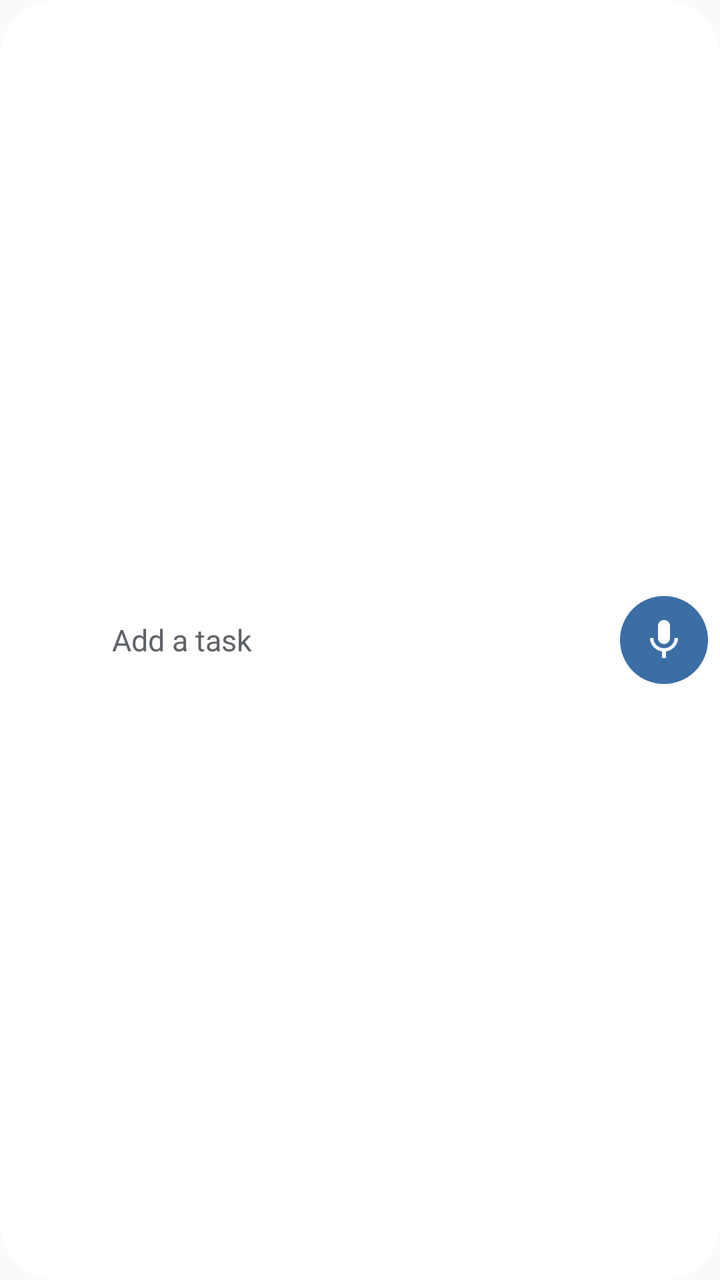
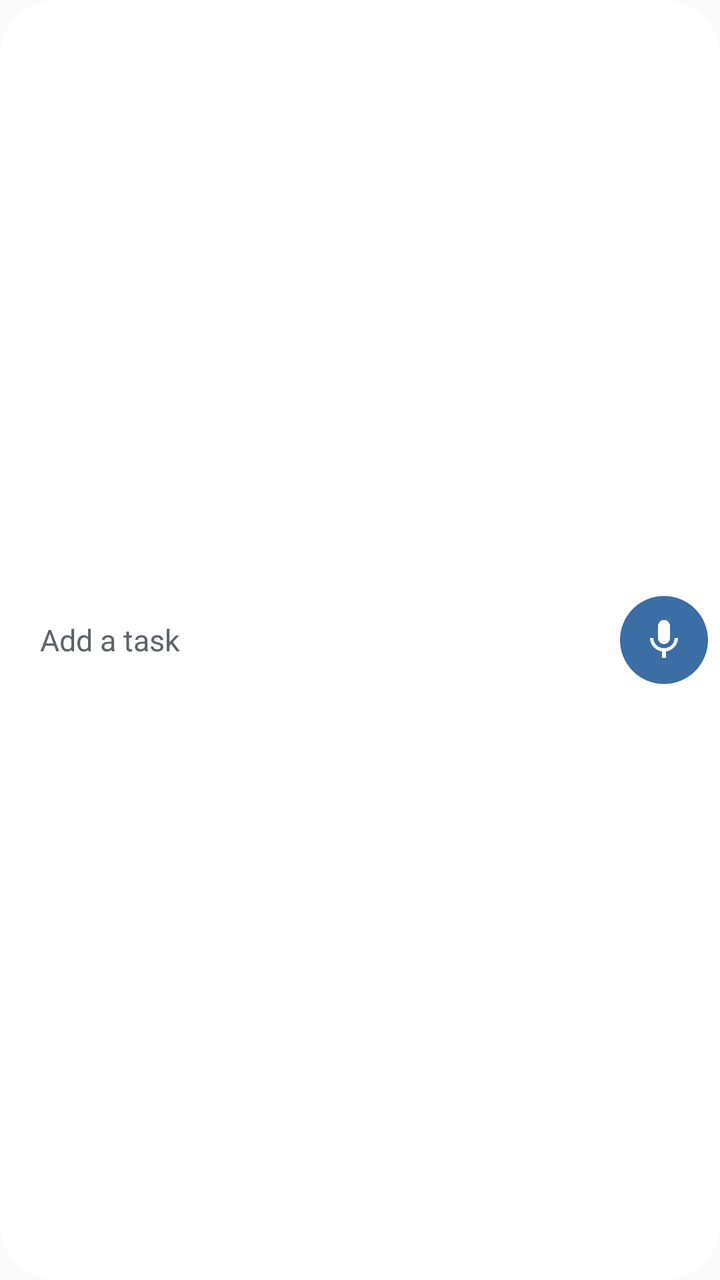

Two renders of the same Android screen: before a commit and after it. Below are the layout's source before the change and the commit's diff.
<!-- AndroidManifest.xml: application theme Theme.VoiceTodo -->
<!-- res/layout/widget_quick_add.xml -->
<?xml version="1.0" encoding="utf-8"?>
<LinearLayout xmlns:android="http://schemas.android.com/apk/res/android"
    android:id="@+id/widget_bar"
    android:layout_width="match_parent"
    android:layout_height="match_parent"
    android:background="@drawable/widget_bg"
    android:gravity="center_vertical"
    android:orientation="horizontal"
    android:paddingStart="10dp"
    android:paddingEnd="6dp">

    <ImageView
        android:layout_width="36dp"
        android:layout_height="36dp"
        android:importantForAccessibility="no"
        android:src="@mipmap/ic_launcher" />

    <TextView
        android:id="@+id/widget_hint"
        android:layout_width="0dp"
        android:layout_height="wrap_content"
        android:layout_weight="1"
        android:ellipsize="end"
        android:paddingStart="10dp"
        android:paddingEnd="8dp"
        android:singleLine="true"
        android:text="@string/widget_hint"
        android:textColor="@color/widget_hint"
        android:textSize="15sp" />

    <ImageView
        android:id="@+id/widget_mic"
        android:layout_width="44dp"
        android:layout_height="44dp"
        android:background="@drawable/widget_mic_bg"
        android:contentDescription="@string/input_hint"
        android:padding="10dp"
        android:src="@drawable/ic_widget_mic" />
</LinearLayout>
<!-- resources referenced by this layout -->
<resources>
  <color name="widget_hint">#5F6368</color>
  <!-- drawable ic_widget_mic (drawable) -->
  <?xml version="1.0" encoding="utf-8"?>
  <vector xmlns:android="http://schemas.android.com/apk/res/android"
      android:width="24dp"
      android:height="24dp"
      android:viewportWidth="24"
      android:viewportHeight="24">
      <path
          android:fillColor="#FFFFFF"
          android:pathData="M12,14c1.66,0 2.99,-1.34 2.99,-3L15,5c0,-1.66 -1.34,-3 -3,-3S9,3.34 9,5v6c0,1.66 1.34,3 3,3zM17.3,11c0,3 -2.54,5.1 -5.3,5.1S6.7,14 6.7,11L5,11c0,3.41 2.72,6.23 6,6.72L11,21h2v-3.28c3.28,-0.48 6,-3.3 6,-6.72h-1.7z" />
  </vector>
  <!-- drawable widget_bg (drawable) -->
  <?xml version="1.0" encoding="utf-8"?>
  <shape xmlns:android="http://schemas.android.com/apk/res/android">
      <solid android:color="@color/widget_bg" />
      <corners android:radius="28dp" />
  </shape>
  <!-- drawable widget_mic_bg (drawable) -->
  <?xml version="1.0" encoding="utf-8"?>
  <shape xmlns:android="http://schemas.android.com/apk/res/android" android:shape="oval">
      <solid android:color="#3A6EA5" />
  </shape>
  <!-- mipmap ic_launcher (mipmap-anydpi-v26) -->
  <?xml version="1.0" encoding="utf-8"?>
  <adaptive-icon xmlns:android="http://schemas.android.com/apk/res/android">
      <background android:drawable="@drawable/ic_launcher_background" />
      <foreground android:drawable="@mipmap/ic_launcher_foreground" />
  </adaptive-icon>
  <string name="input_hint">Type a task, or hold to talk</string>
  <string name="widget_hint">Add a task</string>
  <style name="Theme.VoiceTodo" parent="Theme.AppCompat.DayNight.NoActionBar" />
  <color name="widget_bg">#EBFFFFFF</color>
  <!-- drawable ic_launcher_background (drawable) -->
  <?xml version="1.0" encoding="utf-8"?>
  <shape xmlns:android="http://schemas.android.com/apk/res/android">
      <solid android:color="#FFFFFF" />
  </shape>
</resources>

<!-- the commit's change to res/layout/widget_quick_add.xml (unified diff, before → after) -->
@@ -6,14 +6,8 @@
     android:background="@drawable/widget_bg"
     android:gravity="center_vertical"
     android:orientation="horizontal"
-    android:paddingStart="10dp"
+    android:paddingStart="20dp"
     android:paddingEnd="6dp">
-
-    <ImageView
-        android:layout_width="36dp"
-        android:layout_height="36dp"
-        android:importantForAccessibility="no"
-        android:src="@mipmap/ic_launcher" />
 
     <TextView
         android:id="@+id/widget_hint"
@@ -21,7 +15,6 @@
         android:layout_height="wrap_content"
         android:layout_weight="1"
         android:ellipsize="end"
-        android:paddingStart="10dp"
         android:paddingEnd="8dp"
         android:singleLine="true"
         android:text="@string/widget_hint"
<!-- resource entries referenced after the edit -->
@@ -23,20 +23,9 @@
   <shape xmlns:android="http://schemas.android.com/apk/res/android" android:shape="oval">
       <solid android:color="#3A6EA5" />
   </shape>
-  <!-- mipmap ic_launcher (mipmap-anydpi-v26) -->
-  <?xml version="1.0" encoding="utf-8"?>
-  <adaptive-icon xmlns:android="http://schemas.android.com/apk/res/android">
-      <background android:drawable="@drawable/ic_launcher_background" />
-      <foreground android:drawable="@mipmap/ic_launcher_foreground" />
-  </adaptive-icon>
   <string name="input_hint">Type a task, or hold to talk</string>
   <string name="widget_hint">Add a task</string>
   <style name="Theme.VoiceTodo" parent="Theme.AppCompat.DayNight.NoActionBar" />
   <color name="widget_bg">#EBFFFFFF</color>
-  <!-- drawable ic_launcher_background (drawable) -->
-  <?xml version="1.0" encoding="utf-8"?>
-  <shape xmlns:android="http://schemas.android.com/apk/res/android">
-      <solid android:color="#FFFFFF" />
-  </shape>
 </resources>
 
